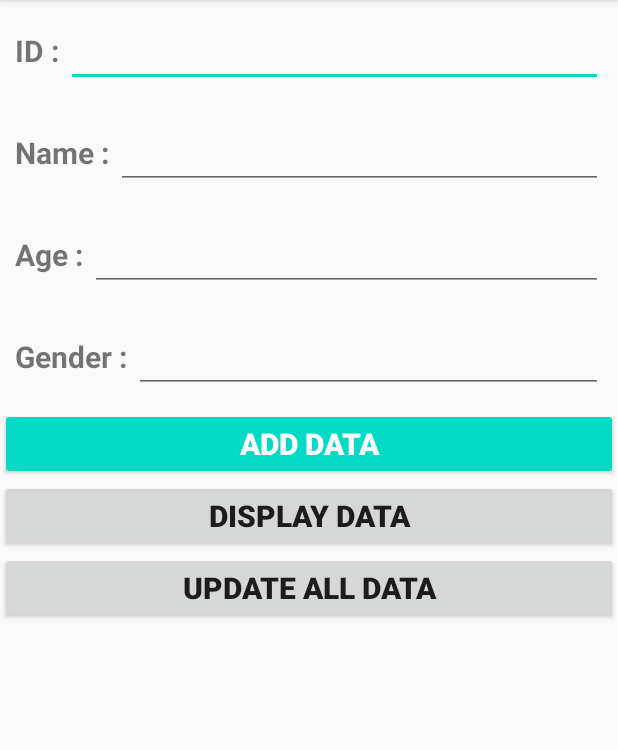
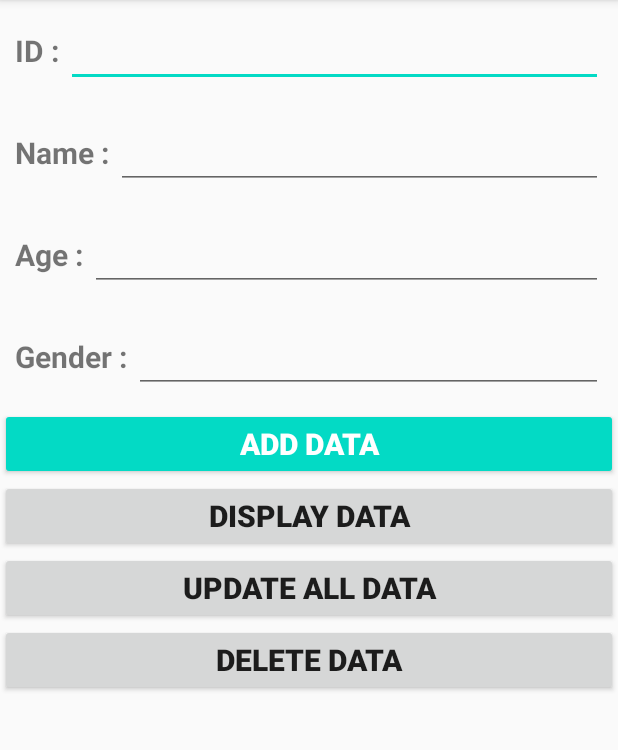
Before and after one commit to sohaibaktar/Android-Connecter, an Android app: the screen it shows after launch (MainActivity), on a phone screen of 412 x 824 dp, the part 84-834 px from its top. Run offline under Robolectric (Android 15) with nearby library versions, the phone set to English and light mode, and no system bars.

Commit message:
Delete finalished

```diff
--- a/app/src/main/res/layout/activity_main.xml
+++ b/app/src/main/res/layout/activity_main.xml
@@ -118,6 +118,14 @@
         android:textSize="20sp"
         style="@style/Widget.AppCompat.Button.Small"
         android:textStyle="bold"/>
+    <Button
+        android:id="@+id/deletebuttonid"
+        android:layout_width="match_parent"
+        android:layout_height="wrap_content"
+        android:text="Delete Data"
+        android:textSize="20sp"
+        style="@style/Widget.AppCompat.Button.Small"
+        android:textStyle="bold"/>
 
 
 </LinearLayout>
```
